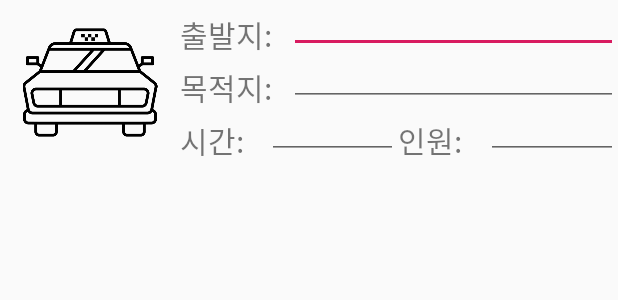
After one commit to Handongggg/MobileProject, an Android app: the layout taxi_rec.xml on its own in the app's theme, with its tools: preview values and no code run, on a phone screen of 412 x 824 dp. The commit adds this screen. Shown: the top 300 px of the screen. Run offline under Robolectric (Android 15) with nearby library versions, the phone set to English and light mode, and no system bars.

```diff
--- a/app/src/main/java/com/example/opdshe/Taxi.java
+++ b/app/src/main/java/com/example/opdshe/Taxi.java
@@ -23,10 +23,7 @@ public class Taxi extends AppCompatActivity {
         setSupportActionBar(toolbar);
         getSupportActionBar().setDisplayShowTitleEnabled(true);
         getSupportActionBar().setDisplayHomeAsUpEnabled(true);
-
         ActionBar ab = getSupportActionBar() ;
-
-
 
     }
 
--- a/app/src/main/res/layout/activity_bus.xml
+++ b/app/src/main/res/layout/activity_bus.xml
@@ -14,4 +14,5 @@
         app:popupTheme="@style/ThemeOverlay.AppCompat.Dark.ActionBar"
         tools:ignore="MissingConstraints" />
 
+
 </android.support.constraint.ConstraintLayout>
--- /dev/null
+++ b/app/src/main/res/layout/taxi_rec.xml
@@ -0,0 +1,106 @@
+<?xml version="1.0" encoding="utf-8"?>
+<LinearLayout
+    xmlns:android="http://schemas.android.com/apk/res/android"
+    android:layout_width="match_parent"
+    android:layout_height="match_parent">
+
+    <RelativeLayout
+        android:layout_width="match_parent"
+        android:layout_height="110dp"
+        android:orientation="vertical">
+        <ImageView
+            android:layout_margin="10dp"
+            android:id="@+id/list_taxi"
+            android:layout_width="100dp"
+            android:layout_height="match_parent"
+            android:src="@drawable/taxi"/>
+
+        <LinearLayout
+            android:id="@+id/linear1"
+            android:layout_width="match_parent"
+            android:layout_height="35dp"
+            android:layout_toRightOf="@id/list_taxi"
+            android:orientation="horizontal"
+            android:weightSum="1">
+
+            <TextView
+                android:layout_width="0dp"
+                android:layout_height="wrap_content"
+                android:layout_weight="0.25"
+                android:text="출발지:"
+                android:textSize="20dp" />
+
+            <EditText
+                android:id="@+id/edit_source"
+                android:layout_width="0dp"
+                android:layout_height="wrap_content"
+                android:layout_weight="0.75"
+                android:textAlignment="textEnd"
+                android:textSize="20dp" />
+        </LinearLayout>
+        <LinearLayout
+        android:id="@+id/linear2"
+        android:layout_width="match_parent"
+        android:layout_height="35dp"
+        android:layout_toRightOf="@id/list_taxi"
+        android:layout_below="@id/linear1"
+        android:orientation="horizontal"
+        android:weightSum="1">
+
+        <TextView
+            android:layout_width="0dp"
+            android:layout_height="wrap_content"
+            android:layout_weight="0.25"
+            android:text="목적지:"
+            android:textSize="20dp" />
+
+        <EditText
+            android:id="@+id/edit_dest"
+            android:layout_width="0dp"
+            android:layout_height="wrap_content"
+            android:layout_weight="0.75"
+            android:textAlignment="textEnd"
+            android:textSize="20dp" />
+    </LinearLayout>
+        <LinearLayout
+            android:id="@+id/linear3"
+            android:layout_width="match_parent"
+            android:layout_height="35dp"
+            android:layout_toRightOf="@id/list_taxi"
+            android:layout_below="@id/linear2"
+            android:orientation="horizontal"
+            android:weightSum="1">
+
+            <TextView
+                android:layout_width="0dp"
+                android:layout_height="wrap_content"
+                android:layout_weight="0.2"
+                android:text="시간:"
+                android:textSize="20dp" />
+
+            <EditText
+                android:id="@+id/edit_time"
+                android:layout_width="0dp"
+                android:layout_height="wrap_content"
+                android:layout_weight="0.3"
+                android:textAlignment="textStart"
+                android:textSize="20dp" />
+            <TextView
+                android:layout_width="0dp"
+                android:layout_height="wrap_content"
+                android:layout_weight="0.2"
+                android:text="인원:"
+                android:textSize="20dp" />
+
+            <EditText
+                android:id="@+id/edit_personnel"
+                android:layout_width="0dp"
+                android:layout_height="wrap_content"
+                android:layout_weight="0.3"
+                android:textAlignment="textStart"
+                android:textSize="20dp" />
+        </LinearLayout>
+
+    </RelativeLayout>
+
+</LinearLayout>
```
Also changed, not shown: app/src/main/res/drawable/taxi.png (added).
